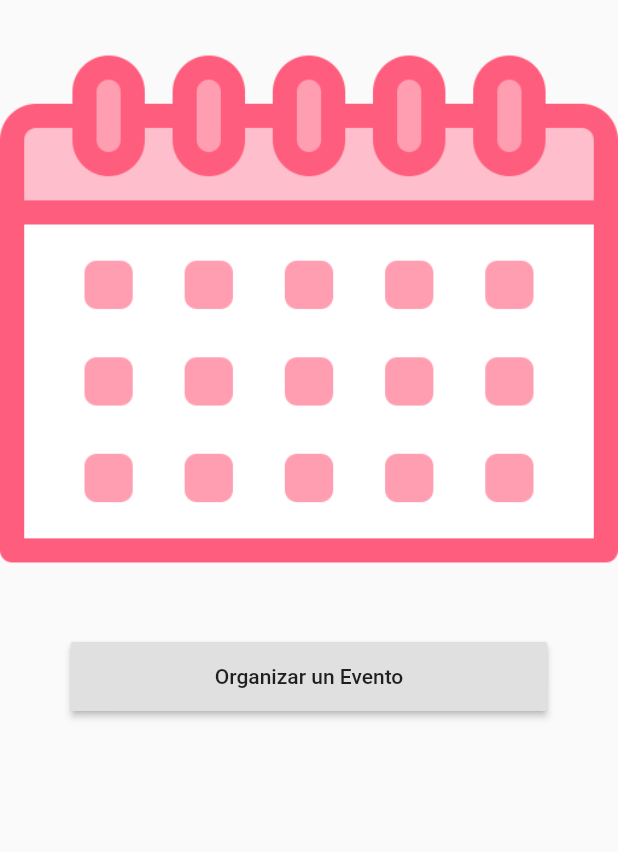
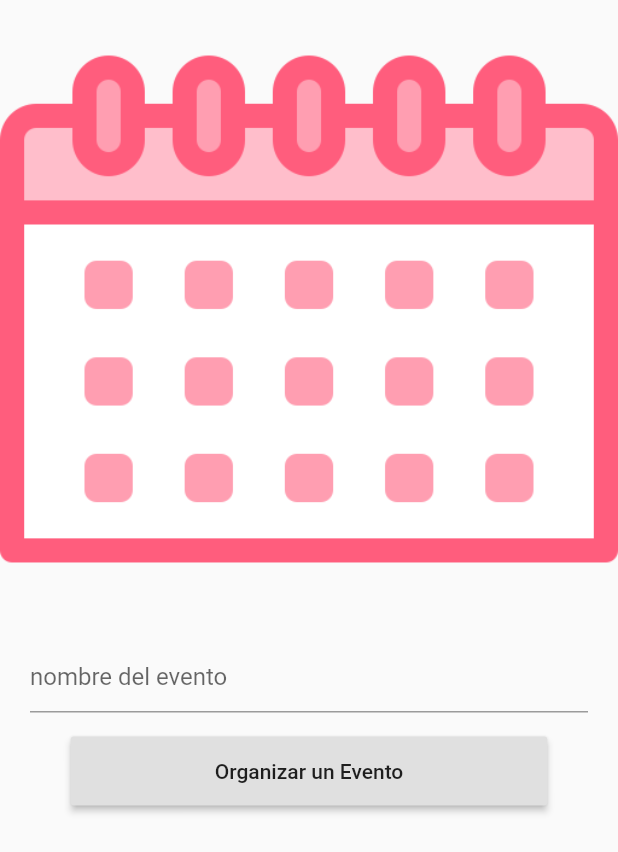
Before and after one commit to vivianavf/AnimalFav, a Flutter app: the eventosPage screen opened directly, after a tap on "Organizar un Evento", on a phone screen of 412 x 824 dp. Shown: the top 852 px of the screen. Run offline on Flutter 3.47's test engine with Material 2 defaults, Android fonts, the phone set to English and light mode, and no system bars; missing offline and left inert: dart:js, scratcher; network calls fail.

Commit message:
update eventos

```diff
--- a/animalfav/lib/eventos.dart
+++ b/animalfav/lib/eventos.dart
@@ -31,6 +31,10 @@ class _eventosPageState extends State<eventosPage> {
           SizedBox(
             height: 15.0,
           ),
+          nombreTextField(),
+          SizedBox(
+            height: 15.0,
+          ),
           bottonCrearEvento(),
           SizedBox(
             height: 15.0,
@@ -48,11 +52,22 @@ class _eventosPageState extends State<eventosPage> {
             padding: EdgeInsets.symmetric(horizontal: 80.0, vertical: 15.0),
             child: Text('Organizar un Evento'),
           ),
-          onPressed: () {
-            formularioEvento();
-          });
+          onPressed: () {});
     });
   }
 
   void formularioEvento() {}
+
+  Widget nombreTextField() {
+    return StreamBuilder(builder: (BuildContext context, AsyncSnapShot) {
+      return Container(
+        padding: EdgeInsets.symmetric(horizontal: 20.0),
+        child: TextField(
+          decoration: InputDecoration(hintText: 'nombre del evento'),
+          onChanged: (text) {},
+          controller: nombreController,
+        ),
+      );
+    });
+  }
 }
--- a/animalfav/lib/main.dart
+++ b/animalfav/lib/main.dart
@@ -127,7 +127,7 @@ class _HomeScreenState extends State<HomeScreen> {
                                   height: 128,
                                 ),
                                 Text(
-                                  'Correo',
+                                  'Organizar Eventos',
                                   style: cardTextStyle,
                                 )
                               ],
```
